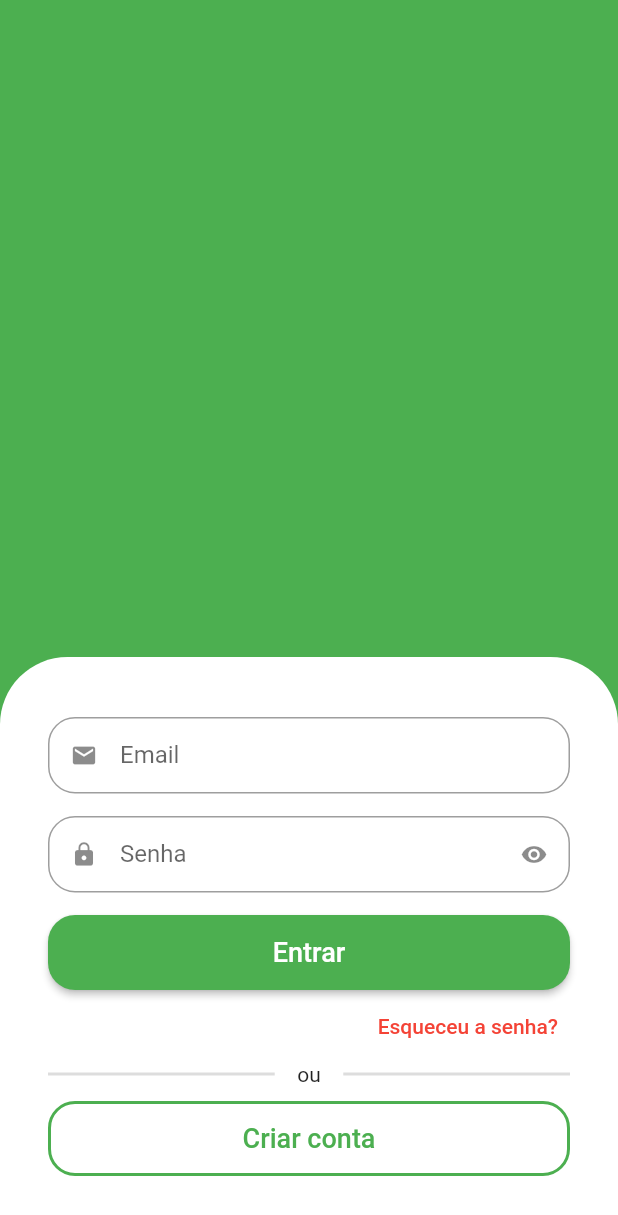
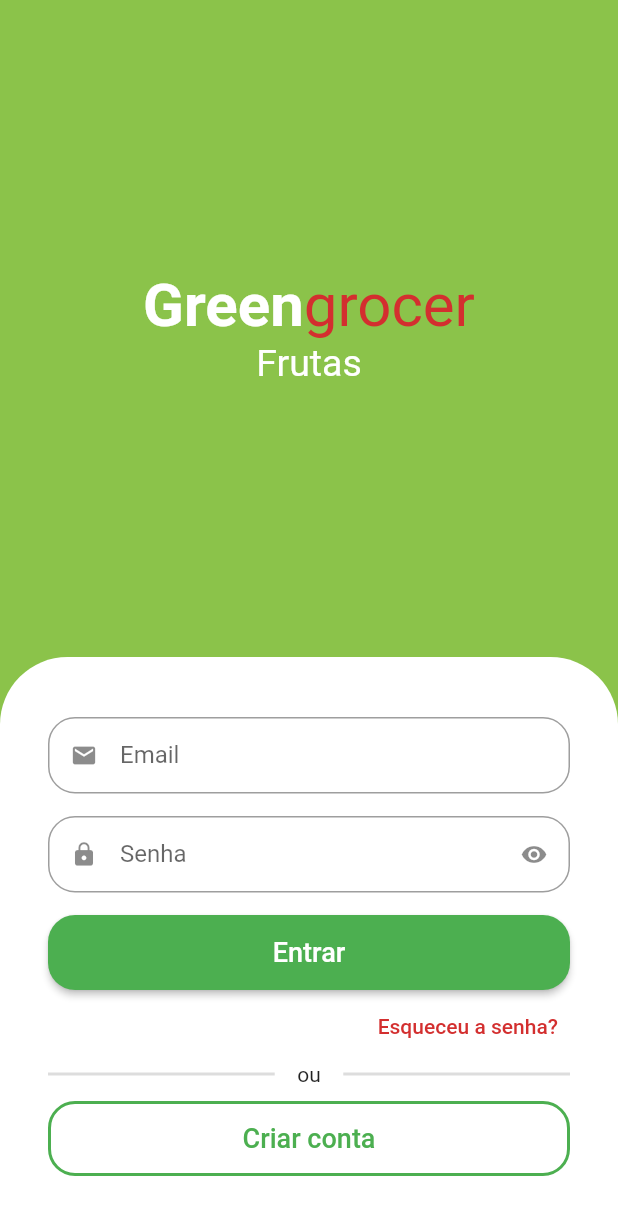
Before and after one commit to FilipeH14/greengrocer, a Flutter app: the screen it shows after launch, on a phone screen of 412 x 824 dp. Shown: the top 1215 px of the screen. Run offline on Flutter 3.47's test engine with Material 2 defaults, Android fonts, the phone set to English and light mode, and no system bars; drawn by our look-alikes of animated_text_kit.

Commit message:
finalização da tela de login

```diff
--- a/lib/src/auth/sign_in_screen.dart
+++ b/lib/src/auth/sign_in_screen.dart
@@ -1,22 +1,72 @@
+import 'package:animated_text_kit/animated_text_kit.dart';
 import 'package:flutter/material.dart';
 import 'package:greengrocer/src/auth/components/custom_text_field.dart';
+import 'package:greengrocer/src/config/custom_colors.dart';
 
 class SignInScreen extends StatelessWidget {
   const SignInScreen({Key? key}) : super(key: key);
 
   @override
   Widget build(BuildContext context) {
+    final size = MediaQuery.of(context).size;
+
     return Scaffold(
-      backgroundColor: Colors.green,
-      body: Column(
+      backgroundColor: CustomColors.customSwatchColor,
+      body: SingleChildScrollView(
+        child: SizedBox(
+          height: size.height,
+          width: size.width,
+          child: Column(
             children: [
               Expanded(
-            child: Container(
-              color: Colors.green,
+                child: Column(
+                  mainAxisAlignment: MainAxisAlignment.center,
+                  children: [
+                    Text.rich(
+                      TextSpan(
+                          style: const TextStyle(
+                            fontSize: 40,
+                          ),
+                          children: [
+                            const TextSpan(
+                              text: 'Green',
+                              style: TextStyle(
+                                color: Colors.white,
+                                fontWeight: FontWeight.bold,
+                              ),
+                            ),
+                            TextSpan(
+                              text: 'grocer',
+                              style: TextStyle(
+                                color: CustomColors.customContrastColor,
+                              ),
+                            ),
+                          ]),
+                    ),
+                    SizedBox(
+                      height: 30,
+                      child: DefaultTextStyle(
+                        style: const TextStyle(fontSize: 25),
+                        child: AnimatedTextKit(
+                          pause: Duration.zero,
+                          repeatForever: true,
+                          animatedTexts: [
+                            FadeAnimatedText('Frutas'),
+                            FadeAnimatedText('Verduras'),
+                            FadeAnimatedText('Legumes'),
+                            FadeAnimatedText('Carnes'),
+                            FadeAnimatedText('Cereais'),
+                            FadeAnimatedText('Laticíneos'),
+                          ],
+                        ),
+                      ),
+                    ),
+                  ],
                 ),
               ),
               Container(
-            padding: const EdgeInsets.symmetric(horizontal: 32, vertical: 40),
+                padding:
+                    const EdgeInsets.symmetric(horizontal: 32, vertical: 40),
                 decoration: const BoxDecoration(
                   color: Colors.white,
                   borderRadius: BorderRadius.vertical(
@@ -41,7 +91,8 @@ class SignInScreen extends StatelessWidget {
                         style: ElevatedButton.styleFrom(
                           shape: RoundedRectangleBorder(
                             borderRadius: BorderRadius.circular(18),
-                    )),
+                          ),
+                        ),
                         child: const Text(
                           'Entrar',
                           style: TextStyle(fontSize: 18),
@@ -52,9 +103,10 @@ class SignInScreen extends StatelessWidget {
                     Align(
                       alignment: Alignment.centerRight,
                       child: TextButton(
-                    child: const Text(
+                        child: Text(
                           'Esqueceu a senha?',
-                      style: TextStyle(color: Colors.red),
+                          style: TextStyle(
+                              color: CustomColors.customContrastColor),
                         ),
                         onPressed: () {},
                       ),
@@ -87,23 +139,27 @@ class SignInScreen extends StatelessWidget {
                       child: OutlinedButton(
                         style: OutlinedButton.styleFrom(
                           shape: RoundedRectangleBorder(
-                            borderRadius: BorderRadius.circular(18)),
+                            borderRadius: BorderRadius.circular(18),
+                          ),
                           side: const BorderSide(
                             width: 2,
                             color: Colors.green,
-                        )),
+                          ),
+                        ),
                         child: const Text(
                           'Criar conta',
                           style: TextStyle(fontSize: 18),
                         ),
                         onPressed: () {},
                       ),
-                )
+                    ),
                   ],
                 ),
               ),
             ],
           ),
+        ),
+      ),
     );
   }
 }
--- /dev/null
+++ b/lib/src/config/custom_colors.dart
@@ -0,0 +1,21 @@
+import 'package:flutter/material.dart';
+
+Map<int, Color> _swatchOpacity = {
+  50: const Color.fromRGBO(139, 195, 74, .1),
+  100: const Color.fromRGBO(139, 195, 74, .2),
+  200: const Color.fromRGBO(139, 195, 74, .3),
+  300: const Color.fromRGBO(139, 195, 74, .4),
+  400: const Color.fromRGBO(139, 195, 74, .5),
+  500: const Color.fromRGBO(139, 195, 74, .6),
+  600: const Color.fromRGBO(139, 195, 74, .7),
+  700: const Color.fromRGBO(139, 195, 74, .8),
+  800: const Color.fromRGBO(139, 195, 74, .9),
+  900: const Color.fromRGBO(139, 195, 74, 1),
+};
+
+abstract class CustomColors {
+  static Color customContrastColor = Colors.red.shade700;
+
+  static MaterialColor customSwatchColor =
+      MaterialColor(0xFF8BC34A, _swatchOpacity);
+}
--- a/pubspec.yaml
+++ b/pubspec.yaml
@@ -29,6 +29,7 @@ environment:
 dependencies:
   flutter:
     sdk: flutter
+  animated_text_kit: ^4.2.2
 
 
   # The following adds the Cupertino Icons font to your application.
```
Also changed, not shown: pubspec.lock. Lines whose indentation alone changed are shown as unchanged.
